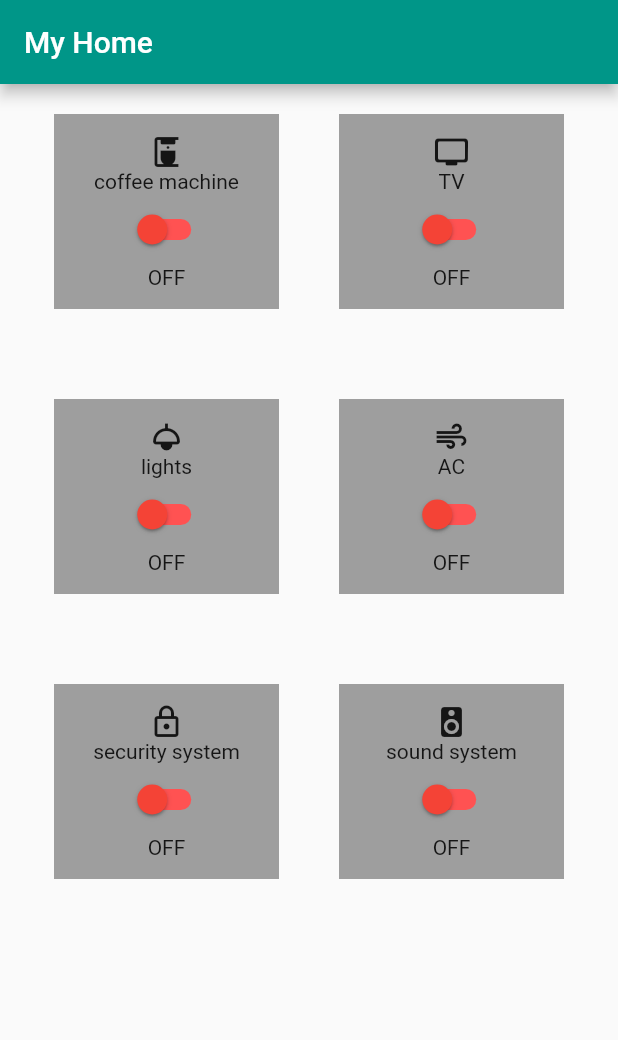
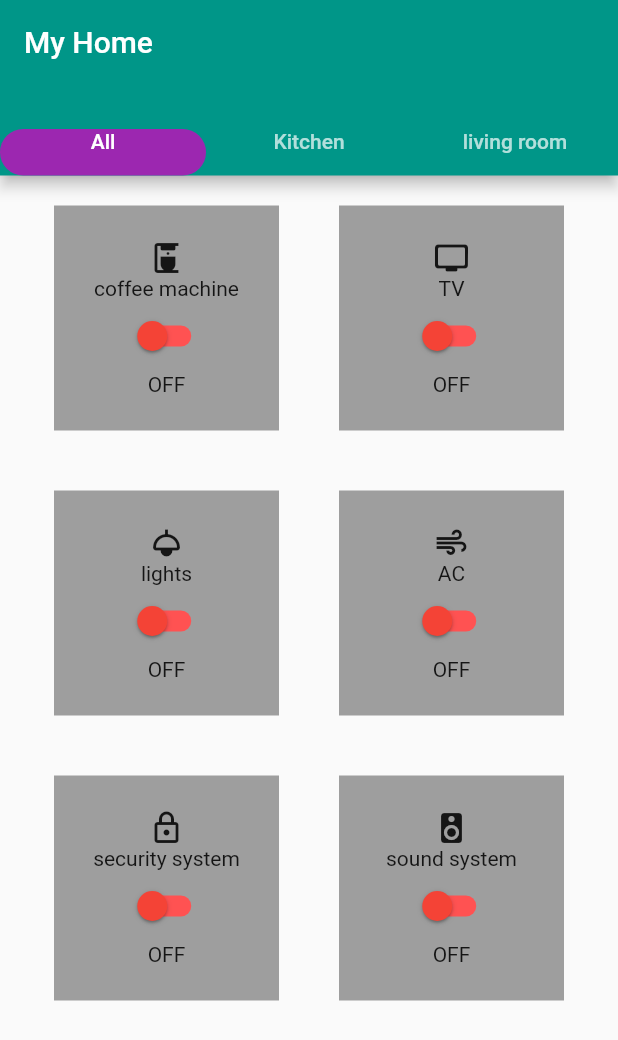
Before and after one commit to fawrama/smart_home_mobile_app, a Flutter app: the screen it shows after launch, on a phone screen of 412 x 824 dp. Shown: the top 1040 px of the screen. Run offline on Flutter 3.47's test engine with Material 2 defaults, Android fonts, the light colour scheme and no system bars.

Commit message:
adding tabs

```diff
--- a/lib/button.dart
+++ b/lib/button.dart
@@ -4,7 +4,7 @@ class CustomButton extends StatefulWidget {
   CustomButton({
     required Key key,
     required this.backgroundColor,
-    this.child,
+    required this.child,
     required this.txt,
   }) : super(key: key);
 
@@ -25,7 +25,7 @@ class _CustomButtonState extends State<CustomButton> {
     setState(() {
       flag = !flag;
       if (flag == true) {
-        widget.backgroundColor = Color.fromRGBO(0, 150, 136, 1);
+        widget.backgroundColor = Colors.teal;
         isSwitched = true;
         State = 'ON';
       } else {
@@ -40,7 +40,7 @@ class _CustomButtonState extends State<CustomButton> {
   @override
   Widget build(BuildContext context) {
     return Container(
-      height: 130,
+      margin: EdgeInsets.all(20),
       child: Material(
         color: widget.backgroundColor,
         child: InkWell(
@@ -48,6 +48,9 @@ class _CustomButtonState extends State<CustomButton> {
             toggle();
             print('${flag}');
           },
+          child: SizedBox(
+            width: 150,
+            height: 150,
             child: Column(
               mainAxisAlignment: MainAxisAlignment.center,
               children: [
@@ -73,6 +76,7 @@ class _CustomButtonState extends State<CustomButton> {
             ),
           ),
         ),
+      ),
     );
   }
 }
--- a/lib/home.dart
+++ b/lib/home.dart
@@ -13,9 +13,6 @@ class homepage extends StatelessWidget {
             mainAxisAlignment: MainAxisAlignment.center,
             children: [
               Container(
-                margin: EdgeInsets.all(20),
-                width: 150,
-                height: 150,
                 child: Column(
                   children: [
                     btt.CustomButton(
@@ -28,9 +25,6 @@ class homepage extends StatelessWidget {
                 ),
               ),
               Container(
-                margin: EdgeInsets.all(20),
-                width: 150,
-                height: 150,
                 child: Column(
                   children: [
                     btt.CustomButton(
@@ -48,9 +42,6 @@ class homepage extends StatelessWidget {
             mainAxisAlignment: MainAxisAlignment.center,
             children: [
               Container(
-                margin: EdgeInsets.all(20),
-                width: 150,
-                height: 150,
                 child: Column(
                   children: [
                     btt.CustomButton(
@@ -63,9 +54,6 @@ class homepage extends StatelessWidget {
                 ),
               ),
               Container(
-                margin: EdgeInsets.all(20),
-                width: 150,
-                height: 150,
                 child: Column(
                   children: [
                     btt.CustomButton(
@@ -83,9 +71,6 @@ class homepage extends StatelessWidget {
             mainAxisAlignment: MainAxisAlignment.center,
             children: [
               Container(
-                margin: EdgeInsets.all(20),
-                width: 150,
-                height: 150,
                 child: Column(
                   children: [
                     btt.CustomButton(
@@ -98,9 +83,6 @@ class homepage extends StatelessWidget {
                 ),
               ),
               Container(
-                margin: EdgeInsets.all(20),
-                width: 150,
-                height: 150,
                 child: Column(
                   children: [
                     btt.CustomButton(
@@ -119,3 +101,57 @@ class homepage extends StatelessWidget {
     );
   }
 }
+
+class kitchen extends StatelessWidget {
+  const kitchen({Key? key}) : super(key: key);
+
+  @override
+  Widget build(BuildContext context) {
+    return Container(
+      child: Row(
+        children: [
+          Column(
+            children: [
+              btt.CustomButton(
+                backgroundColor: Colors.grey,
+                txt: 'coffee machine',
+                child: Icon(Icons.coffee_maker),
+                key: UniqueKey(),
+              ),
+            ],
+          ),
+        ],
+      ),
+    );
+  }
+}
+
+class living_room extends StatelessWidget {
+  const living_room({Key? key}) : super(key: key);
+
+  @override
+  Widget build(BuildContext context) {
+    return Container(
+      child: Column(
+        children: [
+          Row(
+            children: [
+              btt.CustomButton(
+                txt: 'TV',
+                backgroundColor: Colors.grey,
+                child: Icon(Icons.tv_rounded),
+                key: UniqueKey(),
+              ),
+              btt.CustomButton(
+                txt: 'sound system',
+                backgroundColor: Colors.grey,
+                child: Icon(Icons.speaker),
+                key: UniqueKey(),
+              ),
+            ],
+          ),
+        ],
+      ),
+    );
+  }
+}
--- a/lib/main.dart
+++ b/lib/main.dart
@@ -16,12 +16,35 @@ class _MyAppState extends State<MyApp> {
   @override
   Widget build(BuildContext context) {
     return MaterialApp(
-      home: Scaffold(
-        appBar: AppBar(
-          backgroundColor: Colors.teal,
-          title: Text('My Home'),
+      home: DefaultTabController(
+        length: 3,
+        child: Scaffold(
+          appBar: AppBar(
+            backgroundColor: Colors.teal,
+            title: Text('My Home'),
+            bottom: TabBar(
+              indicatorWeight: 15,
+              indicator: BoxDecoration(
+                borderRadius: BorderRadius.circular(50),
+                color: Colors.purple,
+              ),
+              tabs: [
+                Text('All'),
+                Text('Kitchen'),
+                Text('living room'),
+              ],
+            ),
+          ),
+          body: SafeArea(
+            child: TabBarView(
+              children: [
+                home.homepage(),
+                home.kitchen(),
+                home.living_room(),
+              ],
+            ),
+          ),
         ),
-        body: home.homepage(),
       ),
     );
   }
```
Lines whose indentation alone changed are shown as unchanged.
